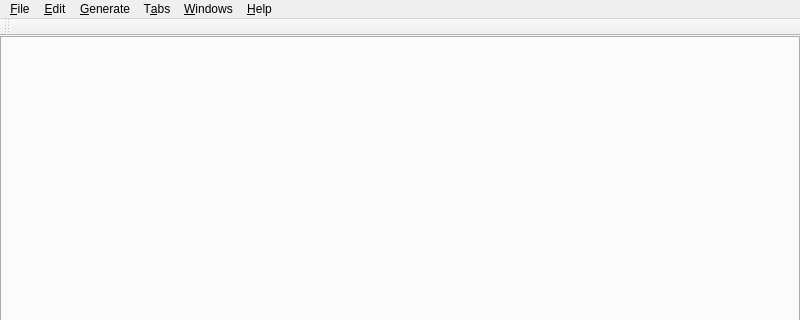
First picture: the form in UI/glitch-mainwindow.ui, repository textbrowser/glitch, before the edit; both pictures show x 0 to 800 and y 0 to 320 of the 800 by 600 pixel window.
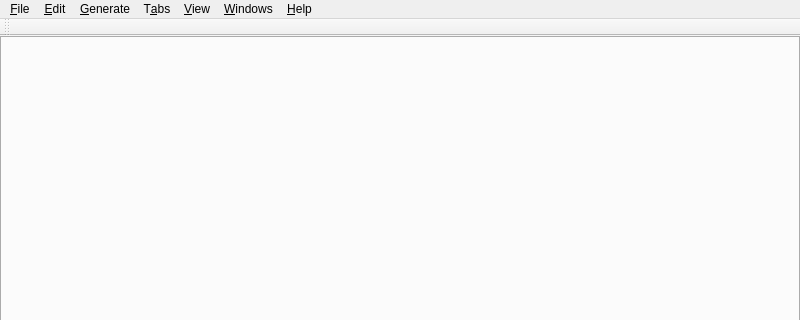
Second picture: the form after the edit. Icons and pictures are not drawn. Custom widgets are drawn as their Qt base class.

Commit message: Full-screen mode.

```diff
--- a/UI/glitch-mainwindow.ui
+++ b/UI/glitch-mainwindow.ui
@@ -138,10 +138,17 @@
      <string>&amp;Help</string>
     </property>
    </widget>
+   <widget class="QMenu" name="menu_View">
+    <property name="title">
+     <string>&amp;View</string>
+    </property>
+    <addaction name="action_Full_Screen"/>
+   </widget>
    <addaction name="menu_File"/>
    <addaction name="menu_Edit"/>
    <addaction name="menu_Generate"/>
    <addaction name="menu_Tabs"/>
+   <addaction name="menu_View"/>
    <addaction name="menu_Windows"/>
    <addaction name="menu_Help"/>
   </widget>
```
Left out of the diff: 8 changed lines with no effect on the pictures. The commit also changes 4 other files.
